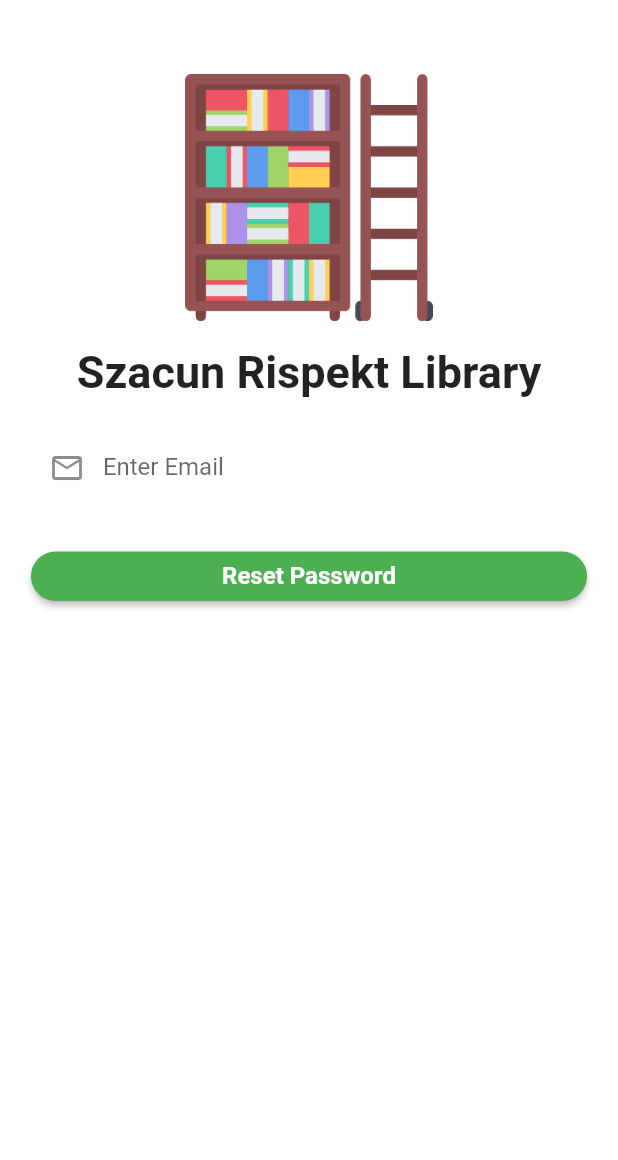
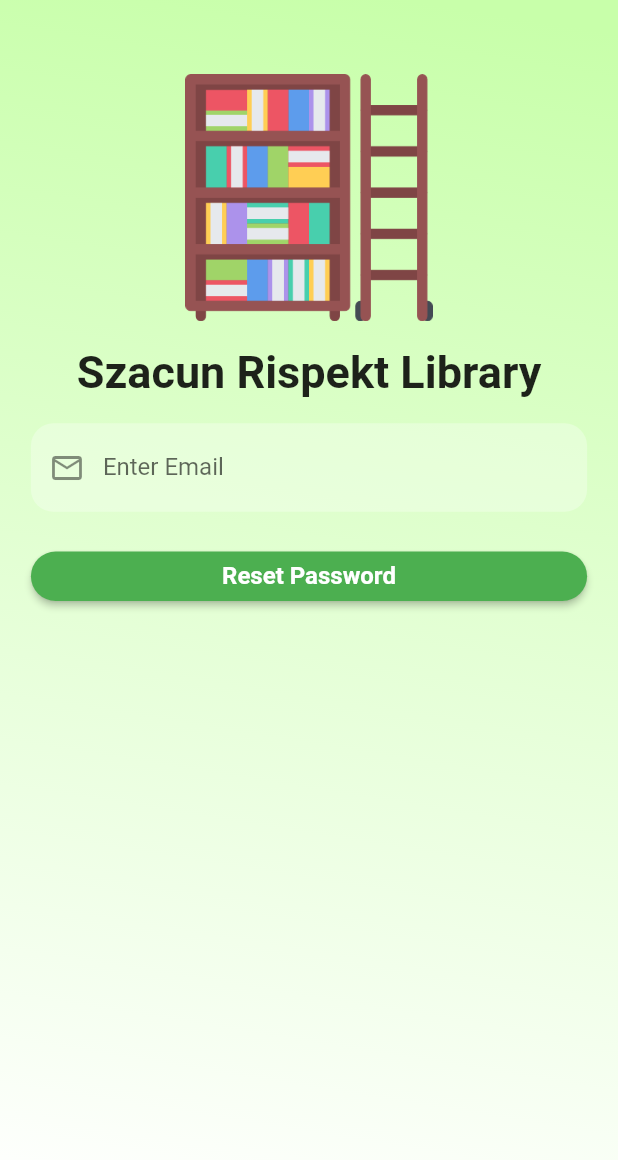
Before and after one commit to Jkm07/BookApp, a Flutter app: the screen it shows after launch, after a tap on "Forgot Password?", on a phone screen of 412 x 824 dp. Shown: the top 1160 px of the screen. Run offline on Flutter 3.47's test engine with Material 2 defaults, Android fonts, the phone set to English and light mode, and no system bars; our stand-ins replace carousel_slider, cloud_firestore, firebase_auth, firebase_core, firebase_storage, freezed_annotation and 3 more; accounts and stored records are empty.

Commit message:
Fix after merge

```diff
--- a/Client/lib/screens/loginScreen.dart
+++ b/Client/lib/screens/loginScreen.dart
@@ -1,4 +1,5 @@
-import 'package:client/screens/homeScreen.dart';
+import 'package:client/screens/home/home_screen.dart';
+import 'package:client/screens/home/main_background.dart';
 import 'package:client/screens/resetPassword.dart';
 import 'package:client/screens/signupScreen.dart';
 import 'package:flutter/foundation.dart';
@@ -20,7 +21,8 @@ class _LoginScreenState extends State<LoginScreen> {
 
   @override
   Widget build(BuildContext context) {
-    return Scaffold(
+    return MainBackground(
+      child: Scaffold(
         body: Form(
           autovalidateMode: AutovalidateMode.onUserInteraction,
           key: formKey,
@@ -82,6 +84,7 @@ class _LoginScreenState extends State<LoginScreen> {
             ),
           ),
         ),
+      ),
     );
   }
 }
@@ -95,8 +98,8 @@ Widget logoWidget(String imageName) {
   );
 }
 
-TextFormField reusableTextField(String text, IconData icon,
-    String fieldType, TextEditingController controller) {
+TextFormField reusableTextField(String text, IconData icon, String fieldType,
+    TextEditingController controller) {
   return TextFormField(
     controller: controller,
     obscureText: fieldType == "password",
--- a/Client/lib/screens/resetPassword.dart
+++ b/Client/lib/screens/resetPassword.dart
@@ -1,3 +1,4 @@
+import 'package:client/screens/home/main_background.dart';
 import 'package:client/screens/loginScreen.dart';
 import 'package:flutter/foundation.dart';
 import 'package:flutter/material.dart';
@@ -16,7 +17,8 @@ class _ResetPasswordState extends State<ResetPassword> {
 
   @override
   Widget build(BuildContext context) {
-    return Scaffold(
+    return MainBackground(
+      child: Scaffold(
         body: Form(
           autovalidateMode: AutovalidateMode.onUserInteraction,
           key: formKey,
@@ -53,8 +55,11 @@ class _ResetPasswordState extends State<ResetPassword> {
                   if (isValidForm) {
                     globals.booksDatabase
                         .getAuth()!
-                      .sendPasswordResetEmail(email: _emailTextController.text)
-                      .then((value) => dialogTrigger(context, "Reset Password",
+                        .sendPasswordResetEmail(
+                            email: _emailTextController.text)
+                        .then((value) => dialogTrigger(
+                            context,
+                            "Reset Password",
                             "Password reset email has been sent to the provided email address!"))
                         .then((value) => Navigator.of(context).pop());
                   } else {
@@ -65,6 +70,7 @@ class _ResetPasswordState extends State<ResetPassword> {
             ),
           ),
         ),
+      ),
     );
   }
 }
```
Also changed, not shown: Client/lib/screens/signupScreen.dart (+5 -2 lines). Lines whose indentation alone changed are shown as unchanged.
